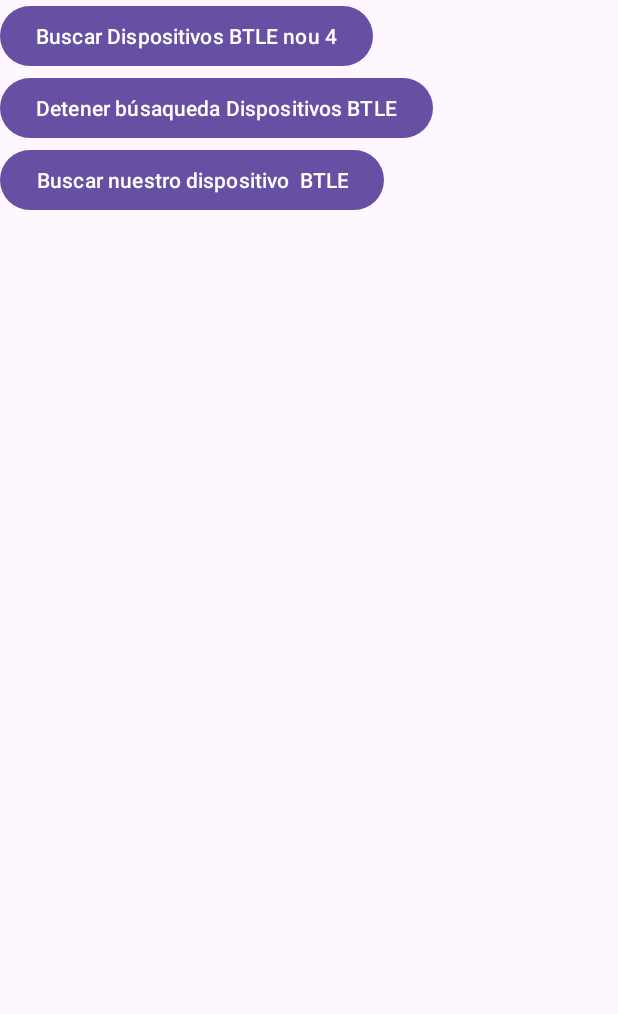
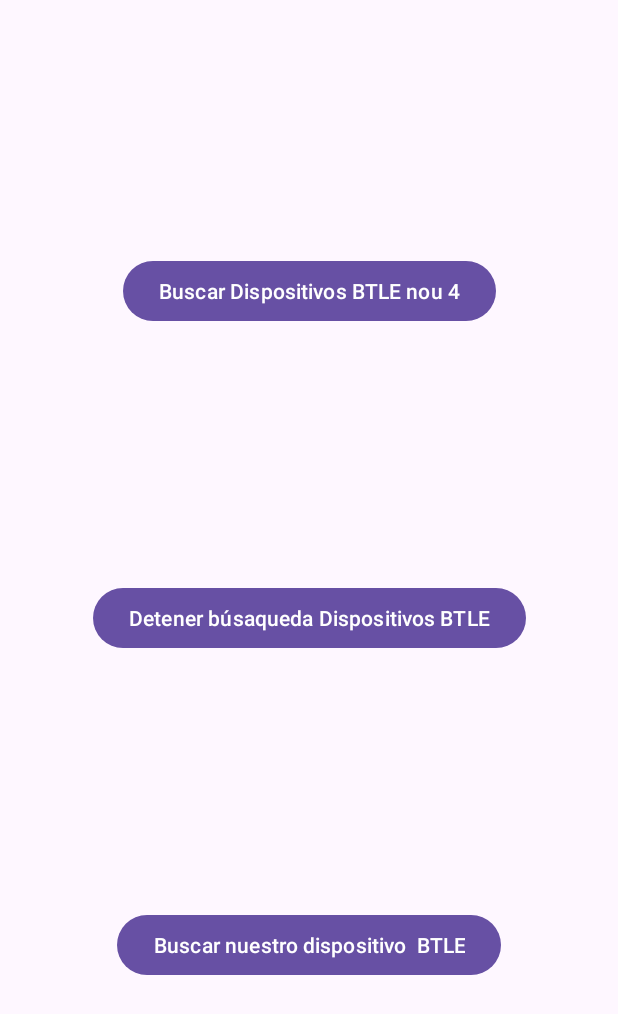
Before and after one commit to JaviSerMar/ProyectoAndroid, an Android app: the screen it shows after launch (MainActivity), on a phone screen of 412 x 824 dp. Shown: the top 1014 px of the screen. Run offline under Robolectric (Android 15) with nearby library versions, the phone set to English and light mode, and no system bars.

Commit message:
AVE DEUS
he cambiado a ConstraintLayout (MÁS CÓMODO)

```diff
--- a/app/build.gradle.kts
+++ b/app/build.gradle.kts
@@ -36,6 +36,7 @@ dependencies {
     implementation("androidx.appcompat:appcompat:1.7.0")
     implementation("com.google.android.material:material:1.12.0")
     implementation("androidx.constraintlayout:constraintlayout:2.1.4")
+    implementation("androidx.legacy:legacy-support-v4:1.0.0")
     testImplementation("junit:junit:4.13.2")
     androidTestImplementation("androidx.test.ext:junit:1.2.1")
     androidTestImplementation("androidx.test.espresso:espresso-core:3.6.1")
--- a/app/src/main/res/layout/activity_main.xml
+++ b/app/src/main/res/layout/activity_main.xml
@@ -1,34 +1,47 @@
 <?xml version="1.0" encoding="utf-8"?>
-<android.widget.LinearLayout xmlns:android="http://schemas.android.com/apk/res/android"
-    android:orientation="vertical"
+<androidx.constraintlayout.widget.ConstraintLayout xmlns:android="http://schemas.android.com/apk/res/android"
     xmlns:app="http://schemas.android.com/apk/res-auto"
     xmlns:tools="http://schemas.android.com/tools"
     android:layout_width="match_parent"
-    android:layout_height="match_parent"
-    tools:context=".MainActivity">
+    android:layout_height="match_parent">
 
     <Button
         android:id="@+id/botonBuscarDispositivosBTLE"
-        android:text="Buscar Dispositivos BTLE nou 4"
-        android:onClick="botonBuscarDispositivosBTLEPulsado"
         android:layout_width="wrap_content"
         android:layout_height="wrap_content"
-        />
+        android:onClick="botonBuscarDispositivosBTLEPulsado"
+        android:text="Buscar Dispositivos BTLE nou 4"
+        app:layout_constraintBottom_toTopOf="@+id/botonDetenerBusquedaDispositivosBTLE"
+        app:layout_constraintEnd_toEndOf="parent"
+        app:layout_constraintHorizontal_bias="0.5"
+        app:layout_constraintStart_toStartOf="parent"
+        app:layout_constraintTop_toTopOf="parent"
+        app:layout_constraintVertical_bias="0.5" />
 
     <Button
         android:id="@+id/botonDetenerBusquedaDispositivosBTLE"
-        android:text="Detener búsaqueda Dispositivos BTLE"
-        android:onClick="botonDetenerBusquedaDispositivosBTLEPulsado"
         android:layout_width="wrap_content"
         android:layout_height="wrap_content"
-        />
+        android:onClick="botonDetenerBusquedaDispositivosBTLEPulsado"
+        android:text="Detener búsaqueda Dispositivos BTLE"
+        app:layout_constraintBottom_toTopOf="@+id/botonBuscarNuestroDispositivoBTLE"
+        app:layout_constraintEnd_toEndOf="parent"
+        app:layout_constraintHorizontal_bias="0.5"
+        app:layout_constraintStart_toStartOf="parent"
+        app:layout_constraintTop_toBottomOf="@+id/botonBuscarDispositivosBTLE"
+        app:layout_constraintVertical_bias="0.5" />
 
     <Button
         android:id="@+id/botonBuscarNuestroDispositivoBTLE"
-        android:text="Buscar nuestro dispositivo  BTLE"
-        android:onClick="botonBuscarNuestroDispositivoBTLEPulsado"
         android:layout_width="wrap_content"
         android:layout_height="wrap_content"
-        />
+        android:onClick="botonBuscarNuestroDispositivoBTLEPulsado"
+        android:text="Buscar nuestro dispositivo  BTLE"
+        app:layout_constraintBottom_toBottomOf="parent"
+        app:layout_constraintEnd_toEndOf="parent"
+        app:layout_constraintHorizontal_bias="0.5"
+        app:layout_constraintStart_toStartOf="parent"
+        app:layout_constraintTop_toBottomOf="@+id/botonDetenerBusquedaDispositivosBTLE"
+        app:layout_constraintVertical_bias="0.5" />
 
-</android.widget.LinearLayout>
+</androidx.constraintlayout.widget.ConstraintLayout>
```
